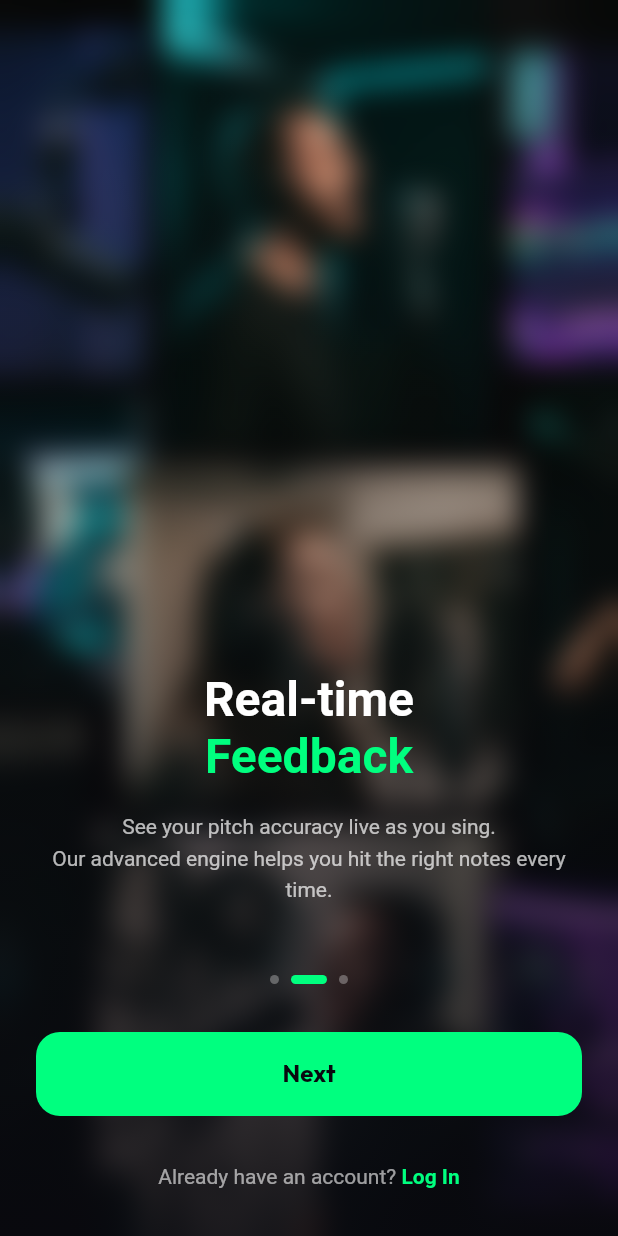
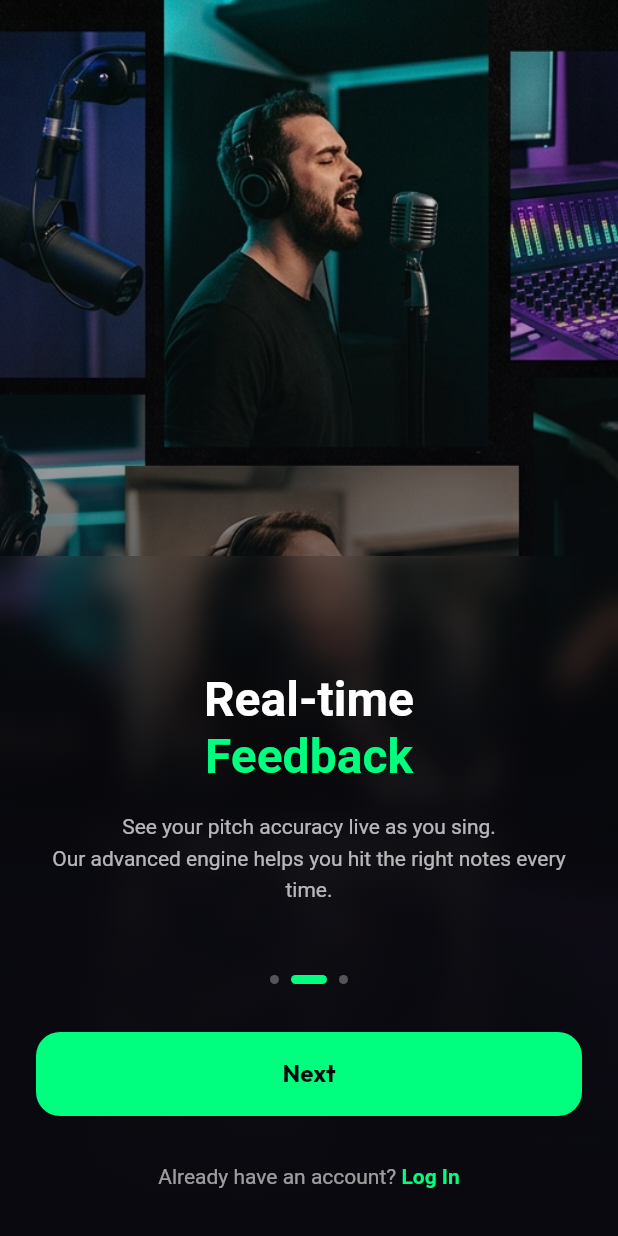
Before and after one commit to GioGabriel/cockatiel, a Flutter app: the screen it shows after launch, swiped to page 2, on a phone screen of 412 x 824 dp. Run offline on Flutter 3.47's test engine with Material 3 defaults, Android fonts, the phone set to English and light mode, and no system bars; our stand-ins replace firebase_auth, firebase_core, flutter_local_notifications, google_fonts, lottie, shared_preferences and 1 more; missing offline and left inert: record; accounts and stored records are empty; network calls fail.

Commit message:
Fix onboarding blur to only apply to bottom of screen

```diff
--- a/mobile/vocal_coach_app/lib/features/onboarding/presentation/onboarding_page.dart
+++ b/mobile/vocal_coach_app/lib/features/onboarding/presentation/onboarding_page.dart
@@ -88,8 +88,31 @@ class _OnboardingPageState extends State<OnboardingPage> {
             ),
           ),
 
-          // Dark Gradient Overlay with Blur
+          // Dark Gradient Overlay (matching Login screen aesthetic)
           Positioned.fill(
+            child: DecoratedBox(
+              decoration: BoxDecoration(
+                gradient: LinearGradient(
+                  begin: Alignment.topCenter,
+                  end: Alignment.bottomCenter,
+                  stops: const [0.0, 0.35, 0.60, 1.0],
+                  colors: [
+                    Colors.transparent,
+                    const Color(0xFF09090F).withValues(alpha: 0.35),
+                    const Color(0xFF09090F).withValues(alpha: 0.80),
+                    const Color(0xFF09090F).withValues(alpha: 0.92),
+                  ],
+                ),
+              ),
+            ),
+          ),
+
+          // Blackish Blur for the bottom area
+          Positioned(
+            bottom: 0,
+            left: 0,
+            right: 0,
+            height: MediaQuery.of(context).size.height * 0.55,
             child: ClipRect(
               child: BackdropFilter(
                 filter: ImageFilter.blur(sigmaX: 10, sigmaY: 10),
@@ -98,12 +121,10 @@ class _OnboardingPageState extends State<OnboardingPage> {
                     gradient: LinearGradient(
                       begin: Alignment.topCenter,
                       end: Alignment.bottomCenter,
-                      stops: const [0.0, 0.40, 0.70, 1.0],
                       colors: [
                         Colors.transparent,
-                        const Color(0xFF09090F).withValues(alpha: 0.20),
-                        const Color(0xFF09090F).withValues(alpha: 0.60),
-                        const Color(0xFF09090F).withValues(alpha: 0.85),
+                        const Color(0xFF09090F).withValues(alpha: 0.7),
+                        const Color(0xFF09090F),
                       ],
                     ),
                   ),
```
